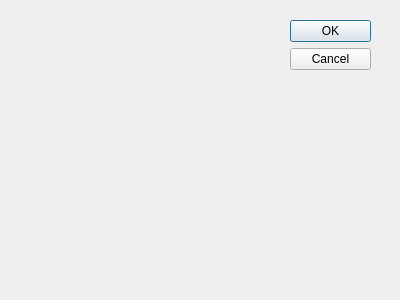
Old version of the form aboutform.ui in the repository student-proger/BellManager.
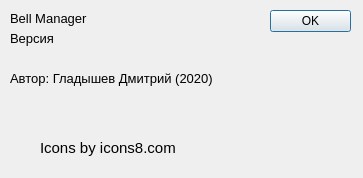
New version of the form.

```diff
--- a/aboutform.ui
+++ b/aboutform.ui
@@ -6,8 +6,8 @@
    <rect>
     <x>0</x>
     <y>0</y>
-    <width>400</width>
-    <height>300</height>
+    <width>363</width>
+    <height>178</height>
    </rect>
   </property>
   <property name="windowTitle">
@@ -16,17 +16,89 @@
   <widget class="QDialogButtonBox" name="buttonBox">
    <property name="geometry">
     <rect>
-     <x>290</x>
-     <y>20</y>
+     <x>270</x>
+     <y>10</y>
      <width>81</width>
-     <height>241</height>
+     <height>141</height>
     </rect>
    </property>
    <property name="orientation">
     <enum>Qt::Vertical</enum>
    </property>
    <property name="standardButtons">
-    <set>QDialogButtonBox::Cancel|QDialogButtonBox::Ok</set>
+    <set>QDialogButtonBox::Ok</set>
+   </property>
+  </widget>
+  <widget class="QLabel" name="label">
+   <property name="geometry">
+    <rect>
+     <x>40</x>
+     <y>140</y>
+     <width>151</width>
+     <height>16</height>
+    </rect>
+   </property>
+   <property name="font">
+    <font>
+     <pointsize>11</pointsize>
+    </font>
+   </property>
+   <property name="text">
+    <string>Icons by icons8.com</string>
+   </property>
+  </widget>
+  <widget class="QLabel" name="label_2">
+   <property name="geometry">
+    <rect>
+     <x>10</x>
+     <y>10</y>
+     <width>181</width>
+     <height>16</height>
+    </rect>
+   </property>
+   <property name="font">
+    <font>
+     <pointsize>10</pointsize>
+    </font>
+   </property>
+   <property name="text">
+    <string>Bell Manager</string>
+   </property>
+  </widget>
+  <widget class="QLabel" name="versionLabel">
+   <property name="geometry">
+    <rect>
+     <x>10</x>
+     <y>30</y>
+     <width>181</width>
+     <height>16</height>
+    </rect>
+   </property>
+   <property name="font">
+    <font>
+     <pointsize>10</pointsize>
+    </font>
+   </property>
+   <property name="text">
+    <string>Версия</string>
+   </property>
+  </widget>
+  <widget class="QLabel" name="label_4">
+   <property name="geometry">
+    <rect>
+     <x>10</x>
+     <y>70</y>
+     <width>221</width>
+     <height>16</height>
+    </rect>
+   </property>
+   <property name="font">
+    <font>
+     <pointsize>10</pointsize>
+    </font>
+   </property>
+   <property name="text">
+    <string>Автор: Гладышев Дмитрий (2020)</string>
    </property>
   </widget>
  </widget>
```
Left out of the diff: 3 changed lines with no effect on the pictures.
